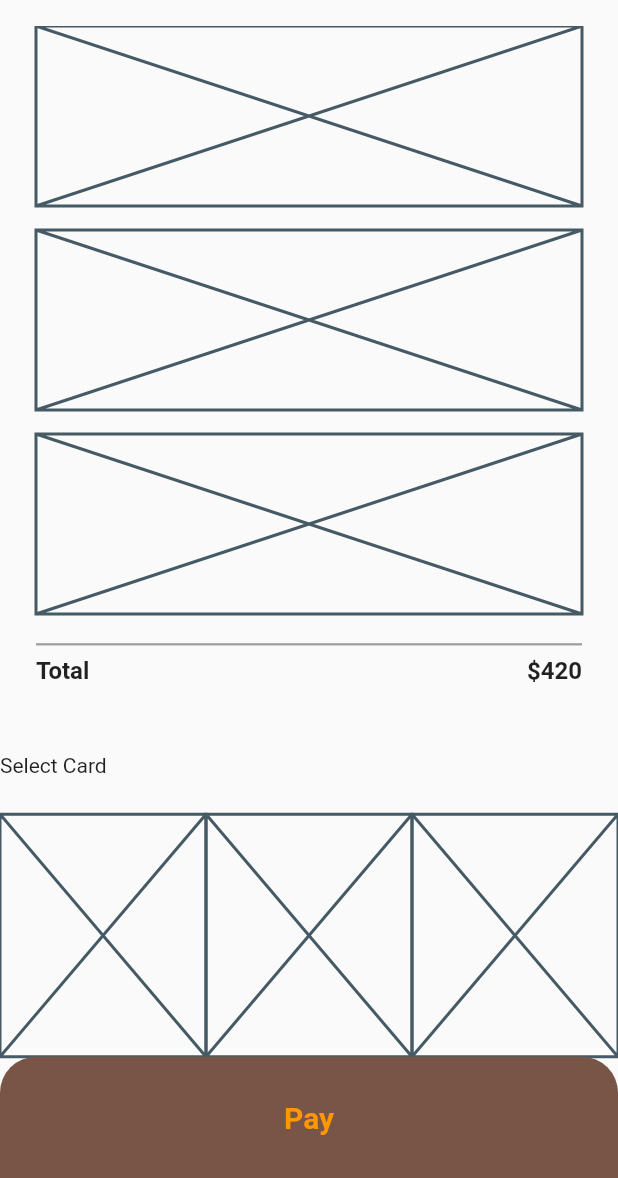
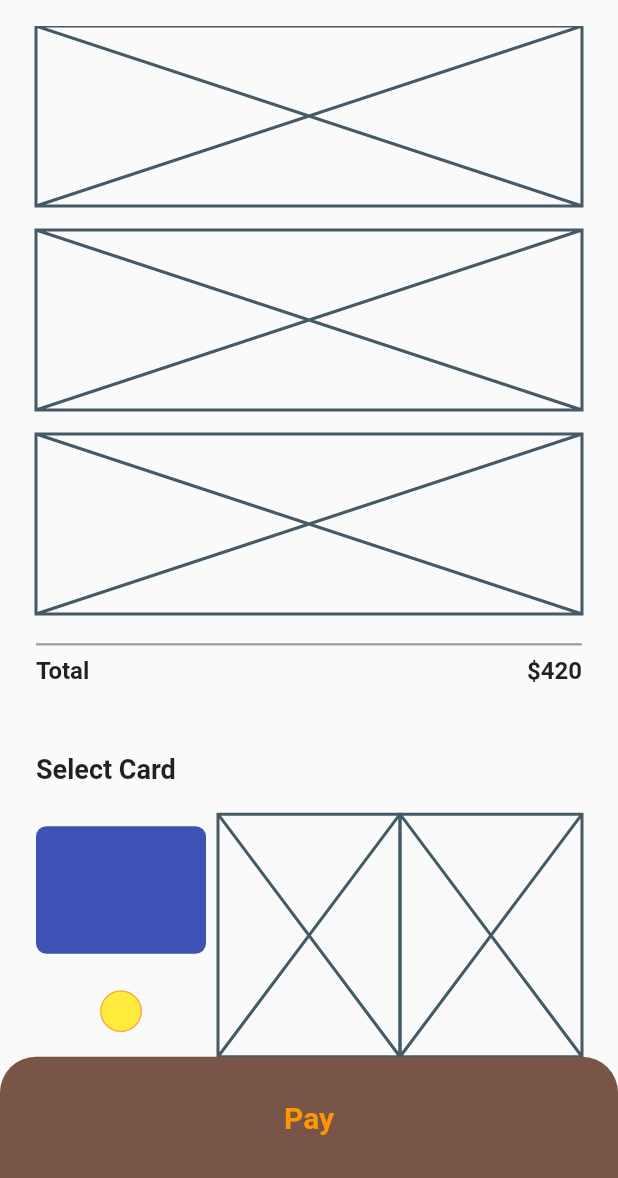
Before and after one commit to JAICHANGPARK/flutter_notebook_the_third_story, a Flutter app: the BookPage screen opened directly, on a phone screen of 412 x 824 dp, the part 58-1236 px from its top. Run offline on Flutter 3.47's test engine with Material 2 defaults, Android fonts, the phone set to English and light mode, and no system bars; our stand-ins replace badges, dotted_border, fl_chart, page_transition, percent_indicator; network calls fail.

Commit message:
Update book_page.dart

```diff
--- a/lib/travel_store_app/book_page.dart
+++ b/lib/travel_store_app/book_page.dart
@@ -104,13 +104,19 @@ class _BookPageState extends State<BookPage> {
           ),
           Expanded(
             flex: 5,
+            child: Padding(
+              padding: const EdgeInsets.symmetric(horizontal: 24),
               child: Column(
                 crossAxisAlignment: CrossAxisAlignment.start,
                 children: <Widget>[
                   Expanded(
                     flex: 2,
                     child: Text(
-                    "Select Card"
+                      "Select Card",
+                      style: TextStyle(
+                        fontWeight: FontWeight.bold,
+                        fontSize: 18
+                      ),
                     ),
                   ),
                   Expanded(
@@ -119,7 +125,33 @@ class _BookPageState extends State<BookPage> {
                       children: <Widget>[
                         Expanded(
                           flex: 1,
-                        child: Placeholder(),
+                          child: Column(
+                            children: <Widget>[
+                              Expanded(
+                                flex: 5,
+                                child: Container(
+                                  margin: EdgeInsets.only(right: 8,bottom: 8,top: 8),
+                                  decoration: BoxDecoration(
+                                    color: Colors.indigo,
+                                    borderRadius: BorderRadius.circular(7)
+                                  ),
+                                )
+                              ),
+                              Expanded(
+                                flex: 3,
+                                child: Container(
+                                  margin: EdgeInsets.only(right: 8,bottom: 8,top: 8),
+                                  height: 28,
+                                  width: 28,
+                                  decoration: BoxDecoration(
+                                    shape: BoxShape.circle,
+                                    color: Colors.yellow,
+                                    border: Border.all(color: Colors.orangeAccent)
+                                  ),
+                                ),
+                              )
+                            ],
+                          ),
                         ),
                         Expanded(
                           flex: 1,
@@ -133,6 +165,7 @@ class _BookPageState extends State<BookPage> {
                     ),
                   )
                 ],
+              ),
             ),
           ),
           Expanded(
```
Lines whose indentation alone changed are shown as unchanged.
